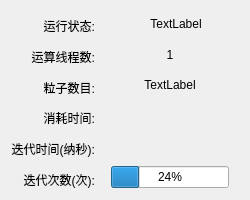
Before: the Qt Designer form src/Contorl/ContorlDataBar.ui in BeQuiet1228/FreeCAD, drawn with Qt 5.
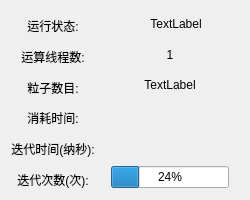
After: the same form once the commit is applied.

Commit message: 改变controlDataBar布局

What changed in the file:
```diff
--- a/src/Contorl/ContorlDataBar.ui
+++ b/src/Contorl/ContorlDataBar.ui
@@ -31,7 +31,7 @@
   <property name="windowTitle">
    <string>Form</string>
   </property>
-  <layout class="QGridLayout" name="gridLayout" columnstretch="1,0">
+  <layout class="QGridLayout" name="gridLayout" columnstretch="1,1">
    <item row="2" column="0">
     <widget class="QLabel" name="label_5">
      <property name="sizePolicy">
@@ -50,7 +50,7 @@
       <string>粒子数目:</string>
      </property>
      <property name="alignment">
-      <set>Qt::AlignRight|Qt::AlignTrailing|Qt::AlignVCenter</set>
+      <set>Qt::AlignCenter</set>
      </property>
     </widget>
    </item>
@@ -116,7 +116,7 @@
       <string>迭代时间(纳秒):</string>
      </property>
      <property name="alignment">
-      <set>Qt::AlignRight|Qt::AlignTrailing|Qt::AlignVCenter</set>
+      <set>Qt::AlignCenter</set>
      </property>
     </widget>
    </item>
@@ -160,7 +160,7 @@
       <string>消耗时间:</string>
      </property>
      <property name="alignment">
-      <set>Qt::AlignRight|Qt::AlignTrailing|Qt::AlignVCenter</set>
+      <set>Qt::AlignCenter</set>
      </property>
     </widget>
    </item>
@@ -204,7 +204,7 @@
       <string>运算线程数:</string>
      </property>
      <property name="alignment">
-      <set>Qt::AlignRight|Qt::AlignTrailing|Qt::AlignVCenter</set>
+      <set>Qt::AlignCenter</set>
      </property>
     </widget>
    </item>
@@ -248,7 +248,7 @@
       <string>运行状态:</string>
      </property>
      <property name="alignment">
-      <set>Qt::AlignRight|Qt::AlignTrailing|Qt::AlignVCenter</set>
+      <set>Qt::AlignCenter</set>
      </property>
     </widget>
    </item>
@@ -270,7 +270,7 @@
       <string>迭代次数(次):</string>
      </property>
      <property name="alignment">
-      <set>Qt::AlignRight|Qt::AlignTrailing|Qt::AlignVCenter</set>
+      <set>Qt::AlignCenter</set>
      </property>
     </widget>
    </item>
```
The commit also changes 1 other file.
